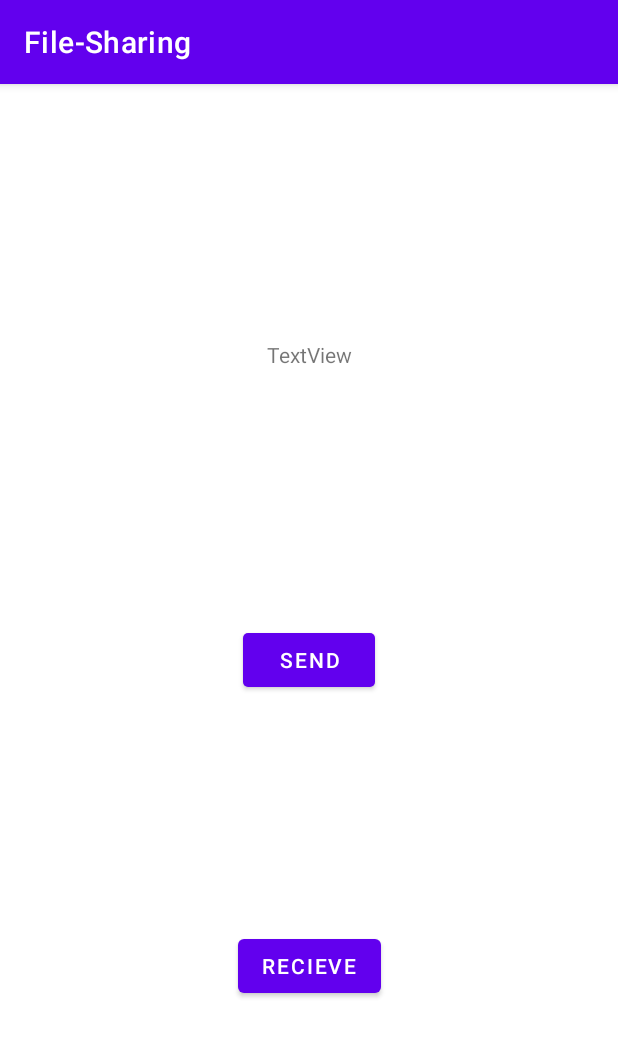
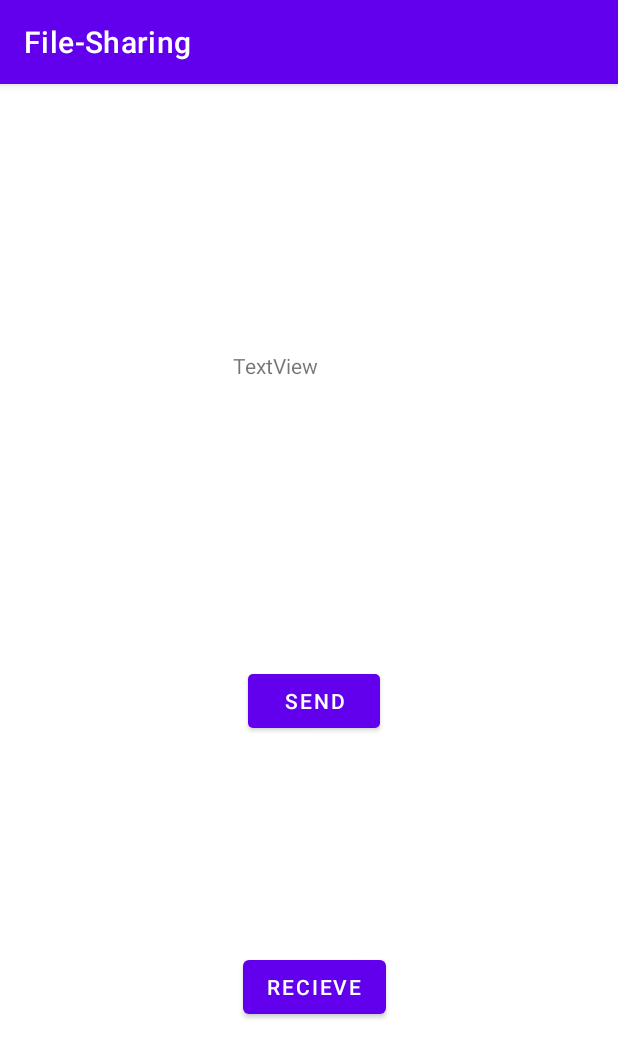
Before and after one commit to dakshitpiyush/File-Sharing-Application, an Android app: the screen it shows after launch (MainActivity), on a phone screen of 412 x 824 dp. Shown: the top 1058 px of the screen. Run offline under Robolectric (Android 15) with nearby library versions, the phone set to English and light mode, and no system bars.

Commit message:
crashing handled

```diff
--- a/app/src/main/java/com/dakshit/file_sharing/MainActivity.java
+++ b/app/src/main/java/com/dakshit/file_sharing/MainActivity.java
@@ -3,6 +3,7 @@ package com.dakshit.file_sharing;
 import android.Manifest;
 import android.content.Intent;
 import android.content.pm.PackageManager;
+import android.location.LocationManager;
 import android.net.Uri;
 import android.net.wifi.WifiConfiguration;
 import android.net.wifi.WifiManager;
@@ -13,6 +14,7 @@ import android.view.View;
 import android.widget.TextView;
 
 import androidx.annotation.Nullable;
+import androidx.annotation.RequiresApi;
 import androidx.appcompat.app.AppCompatActivity;
 import androidx.core.app.ActivityCompat;
 import androidx.core.content.ContextCompat;
@@ -21,10 +23,7 @@ import java.util.ArrayList;
 
 
 public class MainActivity extends AppCompatActivity {
-    private int STORAGE_PERMISSION_CODE = 1;
-    private WifiManager wifiManager;
-    private WifiManager.LocalOnlyHotspotReservation hotspotReservation;
-    private WifiConfiguration currentConfig;
+    private final int STORAGE_PERMISSION_CODE = 1;
 
     @Override
     protected void onCreate(Bundle savedInstanceState) {
@@ -75,6 +74,7 @@ public class MainActivity extends AppCompatActivity {
 
     @Override
     protected void onActivityResult(int requestCode, int resultCode, @Nullable Intent data) {
+        super.onActivityResult(requestCode, resultCode, data);
         if (resultCode == RESULT_OK && requestCode == 1001 && data != null) {
             ArrayList<String> selectedFileList = new ArrayList<>();
             if (data.getClipData() != null) {
@@ -94,7 +94,7 @@ public class MainActivity extends AppCompatActivity {
             startActivity(connect);
         }
         if (resultCode == RESULT_OK && requestCode == 1002 && data != null) {
-            ArrayList<String> selectedFileList=data.getStringArrayListExtra("fileList");
+            ArrayList<String> selectedFileList = data.getStringArrayListExtra("fileList");
             Intent connect = new Intent(this, Connect.class);
             connect.putExtra("fileList", selectedFileList);
             startActivity(connect);
--- a/app/src/main/res/layout/activity_main.xml
+++ b/app/src/main/res/layout/activity_main.xml
@@ -15,8 +15,10 @@
         app:cornerRadius="5px"
         app:layout_constraintBottom_toBottomOf="parent"
         app:layout_constraintEnd_toEndOf="parent"
+        app:layout_constraintHorizontal_bias="0.51"
         app:layout_constraintStart_toStartOf="parent"
-        app:layout_constraintTop_toTopOf="parent" />
+        app:layout_constraintTop_toTopOf="parent"
+        app:layout_constraintVertical_bias="0.538" />
 
     <Button
         android:id="@+id/btnRecive"
@@ -25,14 +27,14 @@
         android:onClick="sendReceiveFile"
         android:text="Recieve"
         app:layout_constraintBottom_toBottomOf="parent"
-        app:layout_constraintEnd_toEndOf="parent"
-        app:layout_constraintStart_toStartOf="parent"
+        app:layout_constraintEnd_toEndOf="@+id/btnSend"
+        app:layout_constraintStart_toStartOf="@+id/btnSend"
         app:layout_constraintTop_toBottomOf="@+id/btnSend" />
 
     <TextView
         android:id="@+id/test"
-        android:layout_width="wrap_content"
-        android:layout_height="wrap_content"
+        android:layout_width="101dp"
+        android:layout_height="31dp"
         android:text="TextView"
         app:layout_constraintBottom_toTopOf="@+id/btnSend"
         app:layout_constraintEnd_toEndOf="parent"
```
Also changed, not shown: app/src/main/res/layout/activity_sharing.xml (+4 -4 lines).
